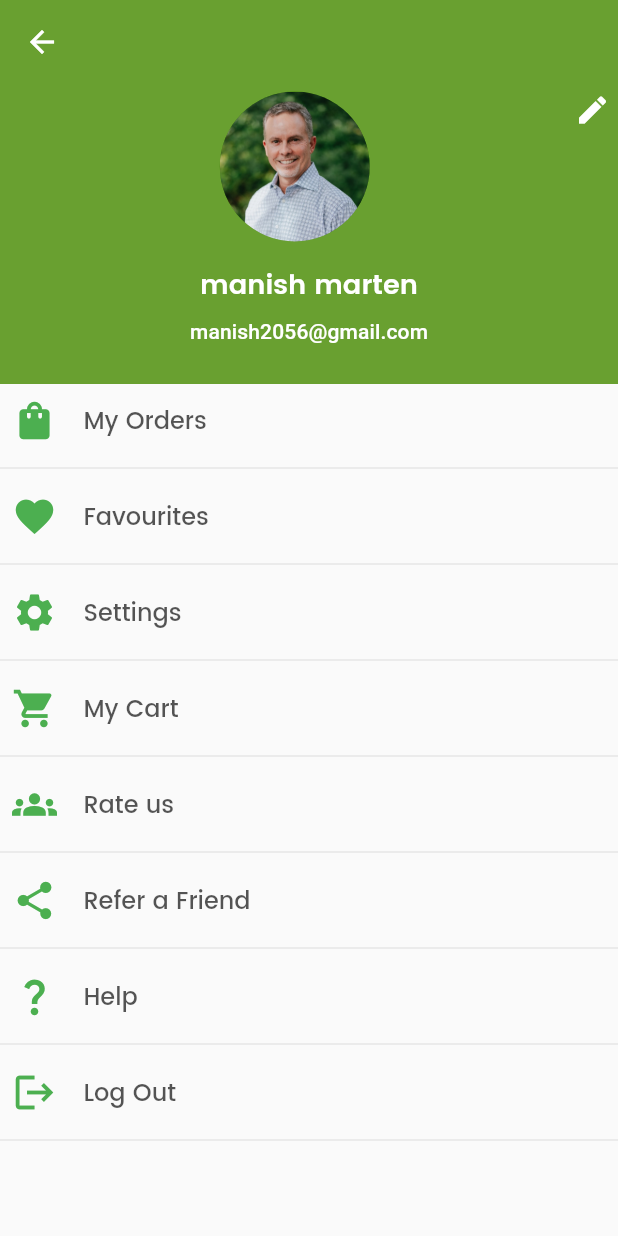
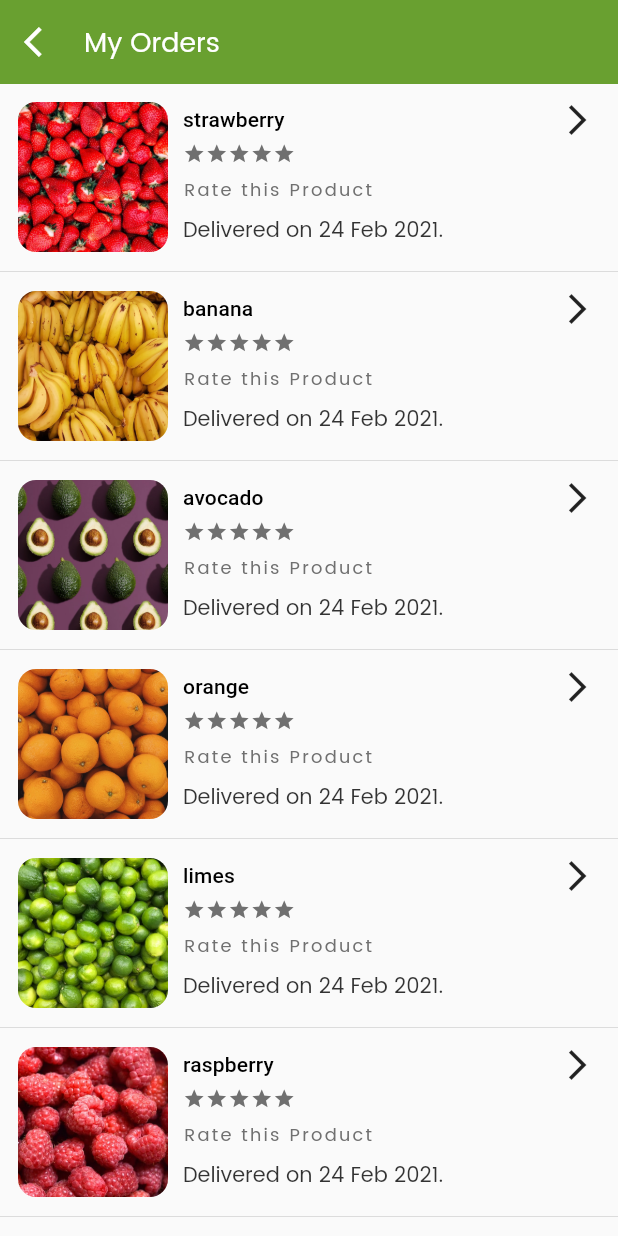
Before and after one commit to ahmed4442025/fruit_market, a Flutter app: the MyAccountView screen opened directly, after a tap on "My Orders", on a phone screen of 412 x 824 dp. Run offline on Flutter 3.47's test engine with Material 2 defaults, Android fonts, the phone set to English and light mode, and no system bars; drawn by our look-alikes of flutter_rating_bar; our stand-ins replace bloc, flutter_bloc, flutter_svg, shared_preferences, smooth_page_indicator; accounts and stored records are empty.

Commit message:
add my orders

```diff
--- a/lib/app/functions/cubits/app/app_cubit.dart
+++ b/lib/app/functions/cubits/app/app_cubit.dart
@@ -66,6 +66,10 @@ class AppCubit extends Cubit<AppStates> {
     navIndex = index;
     navCurrentScreen = _navItems[navIndex].screen;
     emit(AppChangeNavState());
+  }
+
+  openFav() {
+    changeNavIndex(2);
   }
 
   // ======= home scr ===========
@@ -147,11 +151,10 @@ class AppCubit extends Cubit<AppStates> {
 // ======= Notify scr ===========
   late List<NotifyGroup> notify;
 
-  int getNotifyCount(){
+  int getNotifyCount() {
     int total = 0;
     notify.forEach((element) {
-      if (element.notifyList != null)
-        total += element.notifyList!.length;
+      if (element.notifyList != null) total += element.notifyList!.length;
     });
     return total;
   }
--- a/lib/presentation/main/my_account/my_account.dart
+++ b/lib/presentation/main/my_account/my_account.dart
@@ -31,8 +31,10 @@ class MyAccountView extends StatelessWidget {
             crossAxisAlignment: CrossAxisAlignment.start,
             children: [
               profile(),
-              ...sett(Icons.shopping_bag, 'My Orders'),
-              ...sett(Icons.favorite, 'Favourites'),
+              ...sett(Icons.shopping_bag, 'My Orders',
+                  onTap: () => ViewsManager.openWBMyOrdersView(_context)),
+              ...sett(Icons.favorite, 'Favourites',
+                  onTap: () => _cubit.openFav()),
               ...sett(Icons.settings, 'Settings',
                   onTap: () => ViewsManager.openWBSettPub(_context)),
               ...sett(Icons.shopping_cart, 'My Cart'),
--- /dev/null
+++ b/lib/presentation/my_orders_view/my_orders_view.dart
@@ -0,0 +1,99 @@
+import 'package:flutter/material.dart';
+import 'package:flutter_bloc/flutter_bloc.dart';
+import 'package:fruit_market/data/models/fruit_model.dart';
+import 'package:fruit_market/presentation/resources/all_styles.dart';
+import 'package:fruit_market/presentation/resources/views_sort_manager.dart';
+import '../../app/functions/cubits/app/app_cubit.dart';
+import '../../app/functions/cubits/app/app_states.dart';
+import '../resources/util/util_manager.dart';
+import '../resources/values_manager.dart';
+
+class MyOrdersView extends StatelessWidget {
+  MyOrdersView({Key? key}) : super(key: key);
+  late BuildContext _context;
+  late AppCubit _cubit;
+
+  @override
+  Widget build(BuildContext context) {
+    return BlocConsumer<AppCubit, AppStates>(
+      listener: (BuildContext context, state) {},
+      builder: (BuildContext context, state) {
+        _context = context;
+        _cubit = AppCubit.get(context);
+        return myScaffold();
+      },
+    );
+  }
+
+  Scaffold myScaffold() => Scaffold(
+        appBar: UtilM.appBar(
+            showNotification: false,
+            name: 'My Orders',
+            onBack: () => ViewsManager.backIfUCan(_context)),
+        body: ListView.separated(
+          itemCount: _cubit.groupOfFruits[0].list.length,
+          itemBuilder: (c, i) => Padding(
+            padding: const EdgeInsets.all(AppPadding.p12),
+            child: OrderCard(
+              fruitModel: _cubit.groupOfFruits[0].list[i],
+            ),
+          ),
+          separatorBuilder: (c, i) => const Divider(
+            height: 2,
+          ),
+        ),
+      );
+}
+
+class OrderCard extends StatelessWidget {
+  final FruitModel fruitModel;
+  late BuildContext _context;
+
+  OrderCard({Key? key, required this.fruitModel}) : super(key: key);
+
+  @override
+  Widget build(BuildContext context) {
+    _context = context;
+    return Row(
+      crossAxisAlignment: CrossAxisAlignment.start,
+      children: [
+        image(),
+        UtilM.box10(),
+        Expanded(child: info()),
+        showMore(),
+      ],
+    );
+  }
+
+  Widget image() => ClipRRect(
+        borderRadius: BorderRadius.circular(AppPadding.p12),
+        child: Image.asset(
+          fruitModel.img ?? '',
+          height: AppSize.s100,
+          width: AppSize.s100,
+          fit: BoxFit.cover,
+        ),
+      );
+
+  Widget info() => SizedBox(
+        height: AppSize.s100,
+        child: Column(
+          crossAxisAlignment: CrossAxisAlignment.start,
+          mainAxisAlignment: MainAxisAlignment.spaceAround,
+          children: [
+            Text(
+              (fruitModel.name ?? ''),
+              style: AllStyles.text(_context).titleSmall,
+            ),
+            UtilM.rateFruit(rate: 0, active: true),
+            Text('Rate this Product ',
+                style: AllStyles.text(_context).labelSmall),
+            Text('Delivered on 24 Feb 2021.',
+                style: AllStyles.text(_context).bodySmall),
+          ],
+        ),
+      );
+
+  Widget showMore() =>
+      const SizedBox(width: 30, child: Icon(Icons.arrow_forward_ios));
+}
--- a/lib/presentation/resources/routes_maneger.dart
+++ b/lib/presentation/resources/routes_maneger.dart
@@ -1,4 +1,5 @@
 import 'package:fruit_market/presentation/details_fruit/details_fruit_view.dart';
+import 'package:fruit_market/presentation/my_orders_view/my_orders_view.dart';
 import 'package:fruit_market/presentation/notify_view/notify_view.dart';
 import 'package:fruit_market/presentation/settings/Notification.dart';
 import 'package:fruit_market/presentation/settings/account_settings.dart';
@@ -21,6 +22,7 @@ class Routes {
   static const String onBoardingRout = "/onBoarding";
   static const String detailsRout = "/details";
   static const String notifyViewRout = "/notifyView";
+  static const String myOrder = "/myOrder";
 
   // settings
   static const String settingAcc = "/settingAcc";
@@ -45,6 +47,8 @@ class RouteGenerator {
         return MaterialPageRoute(builder: (_) => const OnBoardingView());
       case Routes.detailsRout:
         return MaterialPageRoute(builder: (_) => DetailsFruitView());
+      case Routes.myOrder:
+        return MaterialPageRoute(builder: (_) => MyOrdersView());
       // settings
       case Routes.settingAcc:
         return MaterialPageRoute(builder: (_) => SettingsAccView());
@@ -56,7 +60,7 @@ class RouteGenerator {
         return MaterialPageRoute(builder: (_) => SettingNotificationView());
       case Routes.settingPublic:
         return MaterialPageRoute(builder: (_) => SettingPublicView());
-        case Routes.notifyViewRout:
+      case Routes.notifyViewRout:
         return MaterialPageRoute(builder: (_) => NotifyView());
 
       // 404 not fount
--- a/lib/presentation/resources/util/util_manager.dart
+++ b/lib/presentation/resources/util/util_manager.dart
@@ -94,7 +94,10 @@ class UtilM {
 
   static Widget fruitGroup(GroupModel group) => FruitGroup(oneGroup: group);
 
-  static Widget rateFruit({double rate = 5}) => RateFruit(rate: rate);
+  static Widget rateFruit({double rate = 5, active = false}) => RateFruit(
+        rate: rate,
+        active: active,
+      );
 
   static Widget fruitCardFav(FruitModel fruit) =>
       FruitCardFav(fruitModel: fruit);
--- a/lib/presentation/resources/util/w/big/app_bar_custom.dart
+++ b/lib/presentation/resources/util/w/big/app_bar_custom.dart
@@ -1,6 +1,5 @@
 import 'package:flutter/material.dart';
 import 'package:fruit_market/presentation/resources/color_manager.dart';
-import 'package:fruit_market/presentation/resources/values_manager.dart';
 
 class AppBarCustom {
   final bool showNotification;
@@ -31,37 +30,32 @@ class AppBarCustom {
         ],
         // back
         leading: onBack != null
-          ? TextButton.icon(
-              onPressed: onBack,
-              icon: const Icon(
+            ? InkWell(
+                onTap: onBack,
+                child: const Icon(
                   Icons.arrow_back_ios,
                   color: ColorManager.white,
                 ),
-              label: const Text(''))
-          : null
-
-      // leading: false ? Icon(Icons.css) : null,
-
+              )
+            : null,
+        // leadingWidth: 40,
+        titleSpacing: 0,
       );
 }
 
 class _NamedIcon extends StatelessWidget {
   final IconData iconData;
-  final VoidCallback? onTap;
   final int notificationCount;
 
   const _NamedIcon({
     Key? key,
-    this.onTap,
     required this.iconData,
     this.notificationCount = 0,
   }) : super(key: key);
 
   @override
   Widget build(BuildContext context) {
-    return InkWell(
-      onTap: onTap,
-      child: Container(
+    return Container(
       width: 72,
       padding: const EdgeInsets.symmetric(horizontal: 8),
       child: Stack(
@@ -83,7 +77,6 @@ class _NamedIcon extends StatelessWidget {
             )
         ],
       ),
-      ),
     );
   }
 }
--- a/lib/presentation/resources/util/w/big/rateFruit.dart
+++ b/lib/presentation/resources/util/w/big/rateFruit.dart
@@ -4,13 +4,18 @@ import 'package:flutter_rating_bar/flutter_rating_bar.dart';
 import '../../../color_manager.dart';
 
 class RateFruit extends StatelessWidget {
-  final double rate ;
-  const RateFruit({Key? key, required this.rate}) : super(key: key);
+  final double rate;
+
+  final bool active;
+
+  const RateFruit({Key? key, required this.rate, required this.active})
+      : super(key: key);
 
   @override
   Widget build(BuildContext context) {
     return Stack(
       children: [
+        // main rate
         RatingBar.builder(
           initialRating: rate,
           minRating: 1,
@@ -26,6 +31,8 @@ class RateFruit extends StatelessWidget {
           },
           itemSize: 15,
         ),
+        // disable
+        if (!active)
           InkWell(
             onTap: null,
             child: Container(
--- a/lib/presentation/resources/views_sort_manager.dart
+++ b/lib/presentation/resources/views_sort_manager.dart
@@ -67,6 +67,10 @@ class ViewsManager {
     _openViewWithBack(context, Routes.notifyViewRout);
   }
 
+  static void openWBMyOrdersView(context) {
+    _openViewWithBack(context, Routes.myOrder);
+  }
+
   // ==========
   static void _openViewNoBack(context, nextPage) {
     Navigator.pushReplacementNamed(context, nextPage);
```
Lines whose indentation alone changed are shown as unchanged.
